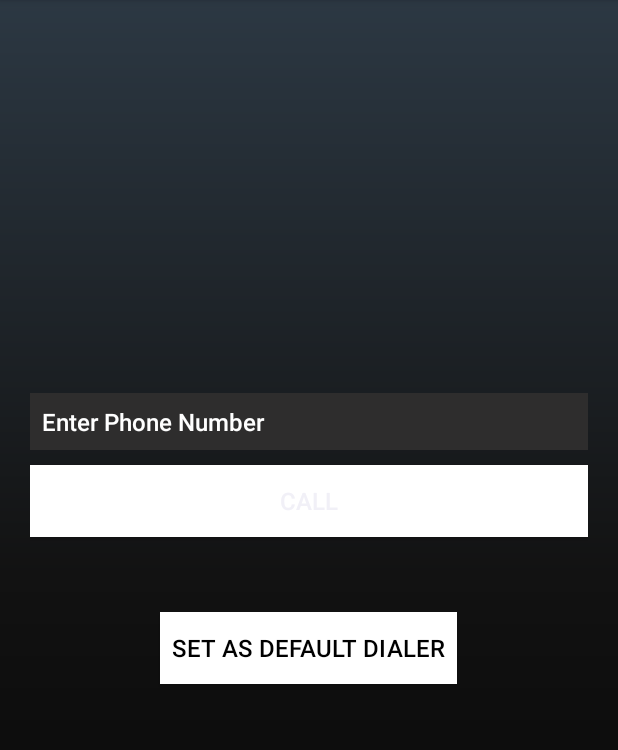
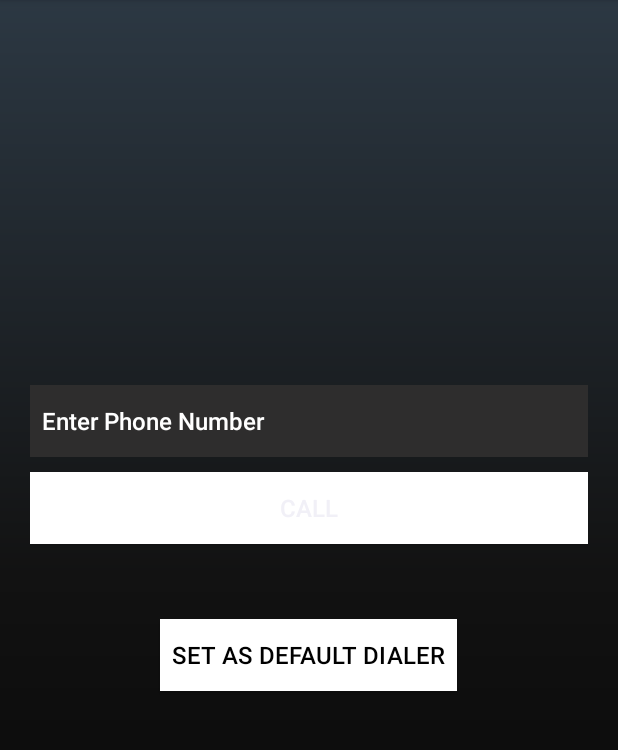
Before and after one commit to Shaikh-Saniya/TrueVoice, an Android app: the layout activity_main.xml on its own in the app's theme, with its tools: preview values and no code run, on a phone screen of 412 x 824 dp, the part 84-834 px from its top. Run offline under Robolectric (Android 15) with nearby library versions, the light colour scheme and no system bars.

Commit message:
some improvements

```diff
--- a/app/src/main/java/com/example/truevoice/activity/container/Container.kt
+++ b/app/src/main/java/com/example/truevoice/activity/container/Container.kt
@@ -34,6 +34,9 @@ class Container : AppCompatActivity() {
 
         binding=ActivityContainerBinding.inflate(layoutInflater)
         setContentView(binding.root)
+        binding.incommingCl.visibility=View.INVISIBLE
+        binding.incommingClGrd.visibility=View.VISIBLE
+        replaceFragment(previousFragment,IncommingCall())
         ViewCompat.setOnApplyWindowInsetsListener(findViewById(R.id.main)) { v, insets ->
             val systemBars = insets.getInsets(WindowInsetsCompat.Type.systemBars())
             v.setPadding(systemBars.left, systemBars.top, systemBars.right, systemBars.bottom)
--- a/app/src/main/java/com/example/truevoice/service/CallConnectionService.kt
+++ b/app/src/main/java/com/example/truevoice/service/CallConnectionService.kt
@@ -3,6 +3,7 @@ package com.example.truevoice.service
 import android.telecom.Connection
 import android.telecom.ConnectionRequest
 import android.telecom.ConnectionService
+import android.telecom.DisconnectCause
 import android.telecom.PhoneAccountHandle
 import android.telecom.TelecomManager
 import android.util.Log
--- a/app/src/main/res/layout-w1240dp/activity_main.xml
+++ b/app/src/main/res/layout-w1240dp/activity_main.xml
@@ -10,7 +10,7 @@
     <EditText
         android:id="@+id/phoneNumberInput"
         android:layout_width="match_parent"
-        android:layout_height="wrap_content"
+        android:layout_height="48dp"
         android:background="#2E2D2D"
         android:padding="8dp"
         android:hint="Enter Phone Number"
--- a/app/src/main/res/layout-w600dp/activity_main.xml
+++ b/app/src/main/res/layout-w600dp/activity_main.xml
@@ -10,7 +10,7 @@
     <EditText
         android:id="@+id/phoneNumberInput"
         android:layout_width="match_parent"
-        android:layout_height="wrap_content"
+        android:layout_height="48dp"
         android:background="#2E2D2D"
         android:padding="8dp"
         android:hint="Enter Phone Number"
--- a/app/src/main/res/layout/activity_main.xml
+++ b/app/src/main/res/layout/activity_main.xml
@@ -12,7 +12,7 @@
     <EditText
         android:id="@+id/phoneNumberInput"
         android:layout_width="match_parent"
-        android:layout_height="wrap_content"
+        android:layout_height="48dp"
         android:background="#2E2D2D"
         android:padding="8dp"
         android:hint="Enter Phone Number"
```
